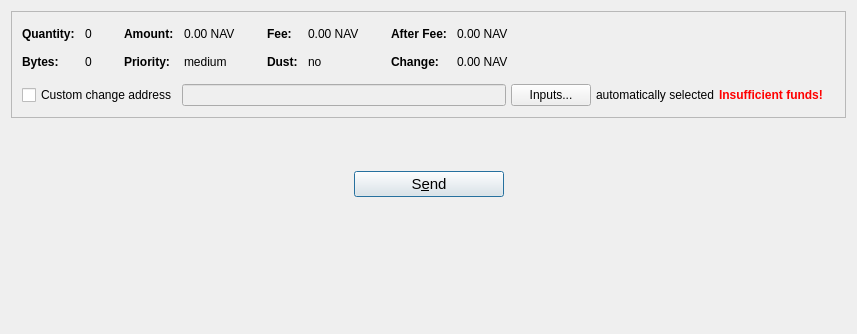
The window that src/qt/forms/sendcoinsdialog.ui (navcoin/navcoin-core) describes before a commit, drawn with Qt 5; both pictures show x 0 to 857 and y 0 to 334 of the 857 by 773 pixel window.
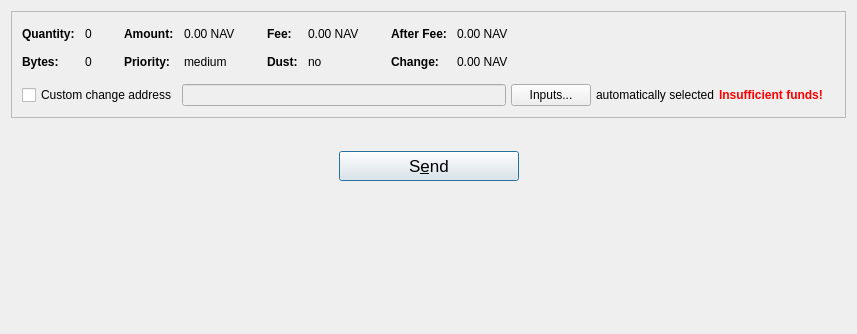
The same window after the commit. Icons and pictures are not drawn. Custom widgets are drawn as their Qt base class.

Commit message: Better sendcoins page spacing

Diff of the .ui file:
```diff
--- a/src/qt/forms/sendcoinsdialog.ui
+++ b/src/qt/forms/sendcoinsdialog.ui
@@ -589,39 +589,6 @@
        </item>
       </layout>
      </item>
-     <item>
-      <layout class="QHBoxLayout" name="horizontalLayout_2">
-       <property name="spacing">
-        <number>3</number>
-       </property>
-       <item>
-        <spacer name="horizontalSpacer">
-         <property name="orientation">
-          <enum>Qt::Horizontal</enum>
-         </property>
-         <property name="sizeHint" stdset="0">
-          <size>
-           <width>40</width>
-           <height>20</height>
-          </size>
-         </property>
-        </spacer>
-       </item>
-       <item>
-        <spacer name="horizontalSpacer_11">
-         <property name="orientation">
-          <enum>Qt::Horizontal</enum>
-         </property>
-         <property name="sizeHint" stdset="0">
-          <size>
-           <width>40</width>
-           <height>20</height>
-          </size>
-         </property>
-        </spacer>
-       </item>
-      </layout>
-     </item>
      <item>
       <layout class="QHBoxLayout" name="horizontalLayout_4">
        <item>
@@ -641,21 +608,18 @@
         <widget class="QPushButton" name="sendButton">
          <property name="minimumSize">
           <size>
-           <width>150</width>
-           <height>0</height>
+           <width>180</width>
+           <height>30</height>
           </size>
          </property>
          <property name="font">
           <font>
-           <pointsize>11</pointsize>
+           <pointsize>13</pointsize>
           </font>
          </property>
          <property name="toolTip">
           <string>Confirm the send action</string>
          </property>
-         <property name="styleSheet">
-          <string notr="true"/>
-         </property>
          <property name="text">
           <string>S&amp;end</string>
          </property>
```
The commit also changes 1 other file.
